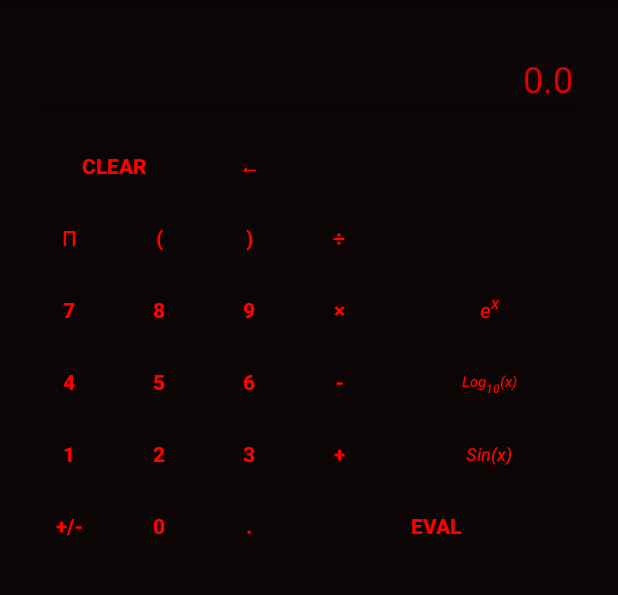
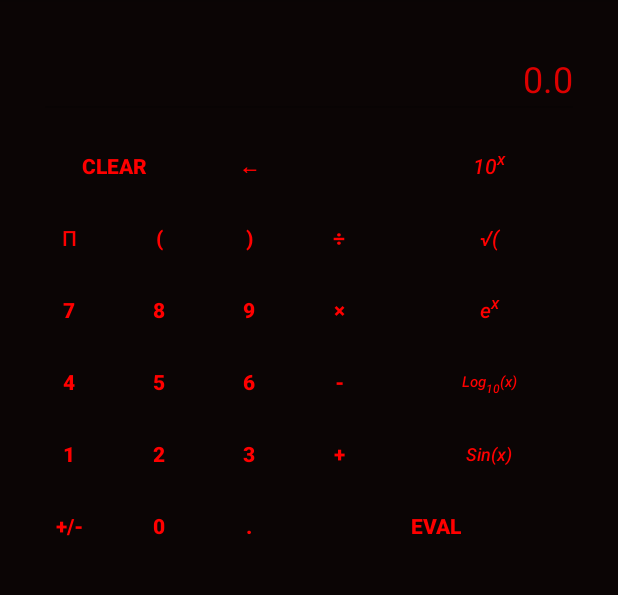
Before and after one commit to louimet/E-Calc, an Android app: the screen it shows after launch (MainActivity), on a phone screen of 412 x 824 dp, the part 84-679 px from its top. Run offline under Robolectric (Android 15) with nearby library versions, the phone set to English and light mode, and no system bars.

Commit message:
updated app, newer versions of funs

```diff
--- a/src/Team_E_Calc_AndroidApp/app/src/main/res/layout/activity_main.xml
+++ b/src/Team_E_Calc_AndroidApp/app/src/main/res/layout/activity_main.xml
@@ -440,6 +440,42 @@
         android:layout_alignParentRight="true"
         android:layout_alignParentEnd="true" />
 
+    <Button
+        style="?android:attr/borderlessButtonStyle"
+        android:layout_width="wrap_content"
+        android:layout_height="wrap_content"
+        android:text="@string/buttonSqrt"
+        android:id="@+id/buttonSqrt"
+        android:clickable="true"
+        android:enabled="true"
+        android:textColor="#ff0000"
+        android:minWidth="@dimen/activity_num_button_width"
+        android:onClick="sendMessage"
+        android:textStyle="italic"
+        android:textAllCaps="false"
+        android:layout_above="@+id/buttonExp"
+        android:layout_toRightOf="@+id/buttonDivide"
+        android:layout_alignRight="@+id/buttonExp"
+        android:layout_alignEnd="@+id/buttonExp" />
+
+    <Button
+        style="?android:attr/borderlessButtonStyle"
+        android:layout_width="wrap_content"
+        android:layout_height="wrap_content"
+        android:text="@string/button10to"
+        android:id="@+id/button10to"
+        android:clickable="true"
+        android:enabled="true"
+        android:textColor="#ff0000"
+        android:minWidth="@dimen/activity_num_button_width"
+        android:onClick="sendMessage"
+        android:textStyle="italic"
+        android:textAllCaps="false"
+        android:layout_above="@+id/buttonDivide"
+        android:layout_toRightOf="@+id/buttonDivide"
+        android:layout_alignRight="@+id/buttonSqrt"
+        android:layout_alignEnd="@+id/buttonSqrt" />
+
     <!--goodie to try: <sup><small>your-string</small></sup>-->
 
 </RelativeLayout>
--- a/src/Team_E_Calc_AndroidApp/app/src/main/res/values/strings.xml
+++ b/src/Team_E_Calc_AndroidApp/app/src/main/res/values/strings.xml
@@ -27,6 +27,8 @@
     <string name="buttonSin">Sin(x)</string>
     <string name="buttonLog10">Log<sub><small>10</small></sub>(x)</string>
     <string name="buttonExp">e<sup><small>x</small></sup></string>
+    <string name="buttonSqrt">√(</string>
+    <string name="button10to">10<sup><small>x</small></sup></string>
 </resources>
 
 <!--⌫-->
```
Also changed, not shown: src/Team_E_Calc_AndroidApp/app/src/main/java/com/example/friketrin/calc/ExpressionEvaluator.java (+85 -48 lines), src/Team_E_Calc_AndroidApp/app/src/main/java/com/example/friketrin/calc/Log10.java (+9 -52 lines), src/Team_E_Calc_AndroidApp/app/src/main/java/com/example/friketrin/calc/MainActivity.java (+20 -0 lines), src/Team_E_Calc_AndroidApp/app/src/main/java/com/example/friketrin/calc/NaturalLog.java (added, +43 -0 lines), src/Team_E_Calc_AndroidApp/app/src/main/java/com/example/friketrin/calc/PowerOfTen.java (added, +37 -0 lines), src/Team_E_Calc_AndroidApp/app/src/main/java/com/example/friketrin/calc/SquareRoot2.java (added, +55 -0 lines), src/Team_E_Calc_AndroidApp/app/src/main/java/com/example/friketrin/calc/Pi.java (line endings or trailing spaces).
